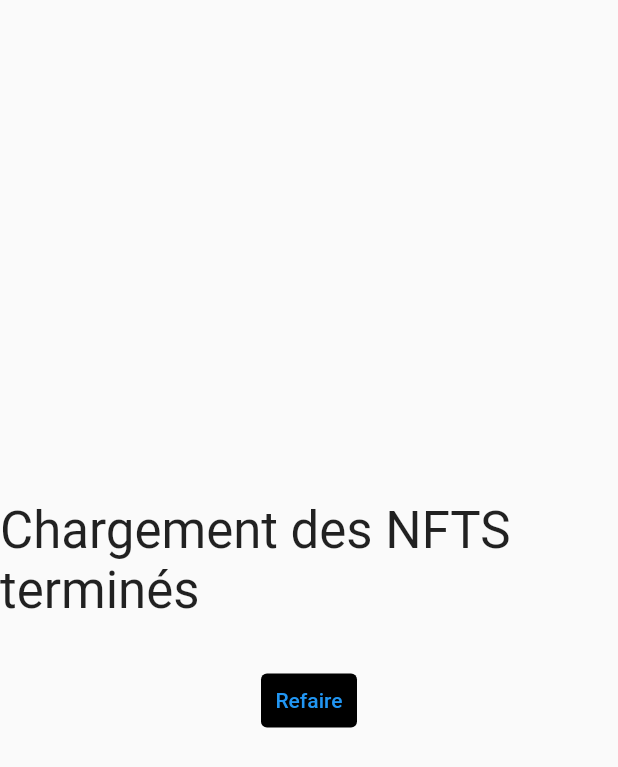
After one commit to MonteCrypto999/Artor-light, a Flutter app: the screen it shows after launch, after a tap on "Charger les NFTS", on a phone screen of 412 x 824 dp. The commit adds this screen. Shown: the top 767 px of the screen. Run offline on Flutter 3.47's test engine with Material 2 defaults, Android fonts, the phone set to English and light mode, and no system bars; statements that could not run were skipped.

Commit message:
[FUNCTIONS] Add Upload NFTS Button and some Fix

```diff
--- a/lib/screens/home_screens.dart
+++ b/lib/screens/home_screens.dart
@@ -1,3 +1,4 @@
+import 'package:artor_flutter/screens/nfts_screen.dart';
 import 'package:flutter/material.dart';
 
 import 'components/title_component.dart';
@@ -102,6 +103,19 @@ class BuildForm extends StatelessWidget {
               style: TextStyle(color: Colors.white),
             ),
           ),
+          SizedBox(
+            height: 20,
+          ),
+          TextButton(
+            onPressed: () {
+              Navigator.push(
+                  context, MaterialPageRoute(builder: (_) => NFTSScreen()));
+            },
+            child: Text(
+              'Charger les NFTS',
+              style: TextStyle(color: Colors.white),
+            ),
+          ),
         ],
       ),
     );
--- /dev/null
+++ b/lib/screens/nfts_screen.dart
@@ -0,0 +1,43 @@
+import 'package:flutter/material.dart';
+
+import '/src/functions.dart';
+
+class NFTSScreen extends StatelessWidget {
+  const NFTSScreen({Key? key}) : super(key: key);
+
+  @override
+  Widget build(BuildContext context) {
+    return Material(
+      child: Container(
+          alignment: Alignment.center,
+          child: FutureBuilder<void>(
+              future: uploadAllNFTS(),
+              builder: (c, snap) {
+                String _message;
+                if (snap.connectionState != ConnectionState.done) {
+                  return CircularProgressIndicator();
+                }
+
+                if (snap.hasError) {
+                  _message = 'Erreur, merci de réessayer plus tard';
+                }
+
+                _message = 'Chargement des NFTS terminés';
+                return Column(
+                  mainAxisAlignment: MainAxisAlignment.center,
+                  children: [
+                    Text(
+                      _message,
+                      style: TextStyle(fontSize: 34.0),
+                    ),
+                    SizedBox(height: 30.0),
+                    TextButton(
+                      child: Text('Refaire'),
+                      onPressed: () => Navigator.pop(context),
+                    )
+                  ],
+                );
+              })),
+    );
+  }
+}
--- a/lib/src/functions.dart
+++ b/lib/src/functions.dart
@@ -1,6 +1,5 @@
 import 'dart:async';
 import 'dart:convert';
-import 'dart:ffi';
 import 'dart:io';
 import 'dart:ui' as ui;
 import 'package:path/path.dart' show dirname;
@@ -97,7 +96,6 @@ void addMetadata(String name, int edition) async {
     attributes: _attr,
   );
   saveMetaDataSingleFile(editionCount: edition, data: tempMetadata);
-  // await uploadNFT(edition, tempMetadata);
 
   metadataList.add(tempMetadata);
   attributesList = [];
@@ -357,8 +355,6 @@ bool checkSize(List<RandomElement> randElements) {
 String sanitizeMeta(String value, String base) {
   final _splitBase = base.split(" ");
   final _splitValue = value.split(" ");
-
-  List<String> _sanitizedValue = List.from(_splitValue);
 
   for (String _valPart in _splitValue) {
     for (String _basePart in _splitBase) {
@@ -699,10 +695,11 @@ Future<dynamic> uploadFiletoIPFS(File file) async {
 
   var _credentials = config!["auth"];
   var _baseUrl = Uri.parse("https://ipfs.infura.io:5001/api/v0/add");
+  var _headers = {HttpHeaders.authorizationHeader: 'Basic $_credentials'};
   var _bytes = file.readAsBytesSync();
 
   final _req = http.MultipartRequest("POST", _baseUrl);
-  _req.headers.addAll({HttpHeaders.authorizationHeader: 'Basic $_credentials'});
+  _req.headers.addAll(_headers);
 
   final _multipartFile = http.MultipartFile.fromBytes('file', _bytes,
       contentType: MediaType('image', 'png'));
@@ -716,11 +713,19 @@ Future<dynamic> uploadFiletoIPFS(File file) async {
 
   final _decode = json.decode(_response.body) as Map<String, dynamic>;
   print(_decode);
-  return _decode["Hash"];
+
+  String _hash = _decode["Hash"];
+  var _pinUrl =
+      Uri.parse("https://ipfs.infura.io:5001/api/v0/pin/add?arg=$_hash");
+  final _pinFile = await http.post(_pinUrl, headers: _headers);
+
+  print(_pinFile.body);
+
+  return _hash;
 }
 
 Future<dynamic> uploadAllFilestoIPFS() async {
-  const _pngExtension = 'png';
+  const _imageExtension = 'png';
   const _jsonExtension = 'json';
 
   final Directory _pathDir = Directory('$dir$outputDir');
@@ -730,7 +735,7 @@ Future<dynamic> uploadAllFilestoIPFS() async {
   final List<File> _rawFileList = entities.whereType<File>().toList();
 
   final List<File> _pngList = _rawFileList
-      .where((file) => file.path.getExtensionName() == _pngExtension)
+      .where((file) => file.path.getExtensionName() == _imageExtension)
       .toList();
 
   for (File _png in _pngList) {
@@ -746,8 +751,7 @@ Future<dynamic> uploadAllFilestoIPFS() async {
       throw "Error: Image File for $_trimFilename doesn't exists";
     }
 
-    // final _ipfsHash = await uploadFiletoIPFS(_png);
-    const _ipfsHash = 'testIPFS';
+    final _ipfsHash = await uploadFiletoIPFS(_png);
 
     final _jsonFile = await readJsonFile(_metaRawFile.path, absolutePath: true);
     MetadataNFT _meta = MetadataNFT.fromJson(_jsonFile);
@@ -758,7 +762,7 @@ Future<dynamic> uploadAllFilestoIPFS() async {
   }
 }
 
-Future<void> uploadNFT(int edition, MetadataNFT metadata) async {
+Future<void> uploadNFT(MetadataNFT metadata) async {
   if (!haveConfig) {
     throw 'Error: Cant upload without config json file';
   } else if (!config!.containsKey("nft_maker")) {
@@ -788,6 +792,37 @@ Future<void> uploadNFT(int edition, MetadataNFT metadata) async {
 
   var _decode = json.decode(_response.body);
   print(_decode);
+}
+
+Future<dynamic> uploadAllNFTS() async {
+  const _jsonExtension = 'json';
+
+  final Directory _pathDir = Directory('$dir$outputDir');
+  final List<FileSystemEntity> entities =
+      await _pathDir.list(followLinks: false).toList();
+
+  final List<File> _rawFileList = entities.whereType<File>().toList();
+
+  final List<File> _metaList = _rawFileList
+      .where((file) => file.path.getExtensionName() == _jsonExtension)
+      .toList();
+
+  for (File _metaRaw in _metaList) {
+    final _filename = _metaRaw.path.split('\\').last.split('.').first;
+
+    if (_filename == "_metadata") {
+      continue;
+    }
+
+    if (!await _metaRaw.exists()) {
+      throw "Error: Metadata File for $_filename doesn't exists";
+    }
+
+    final _jsonFile = await readJsonFile(_metaRaw.path, absolutePath: true);
+    MetadataNFT _meta = MetadataNFT.fromJson(_jsonFile);
+
+    await uploadNFT(_meta);
+  }
 }
 
 Future<void> startCreating(int endEditionAt) async {
```
